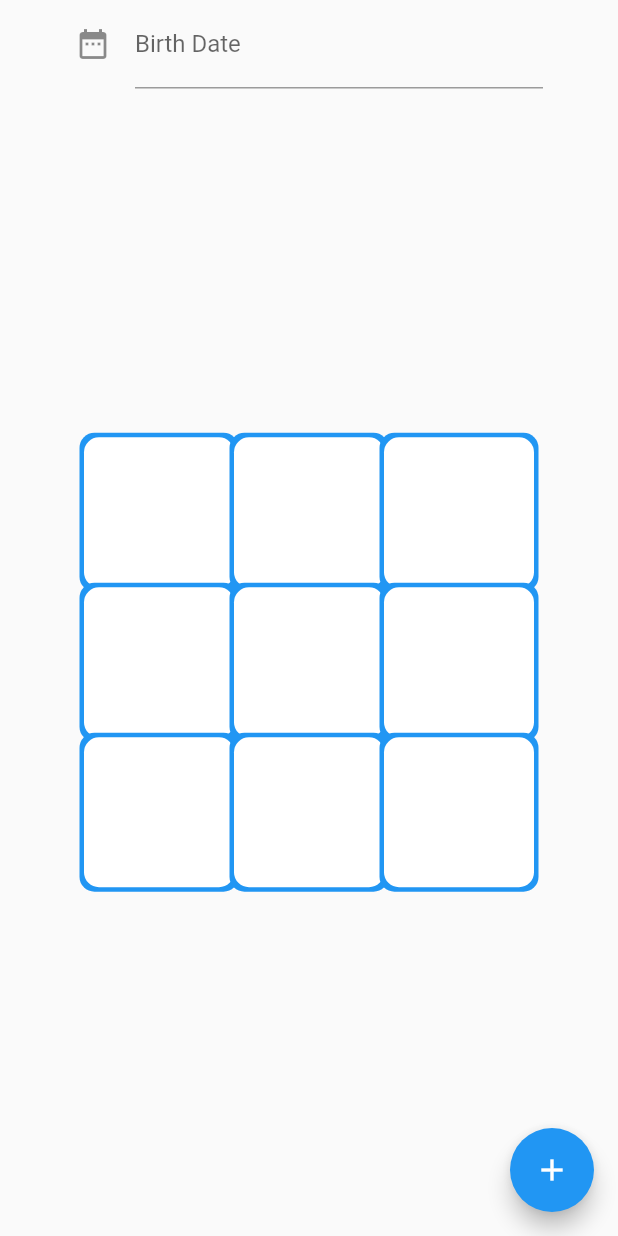
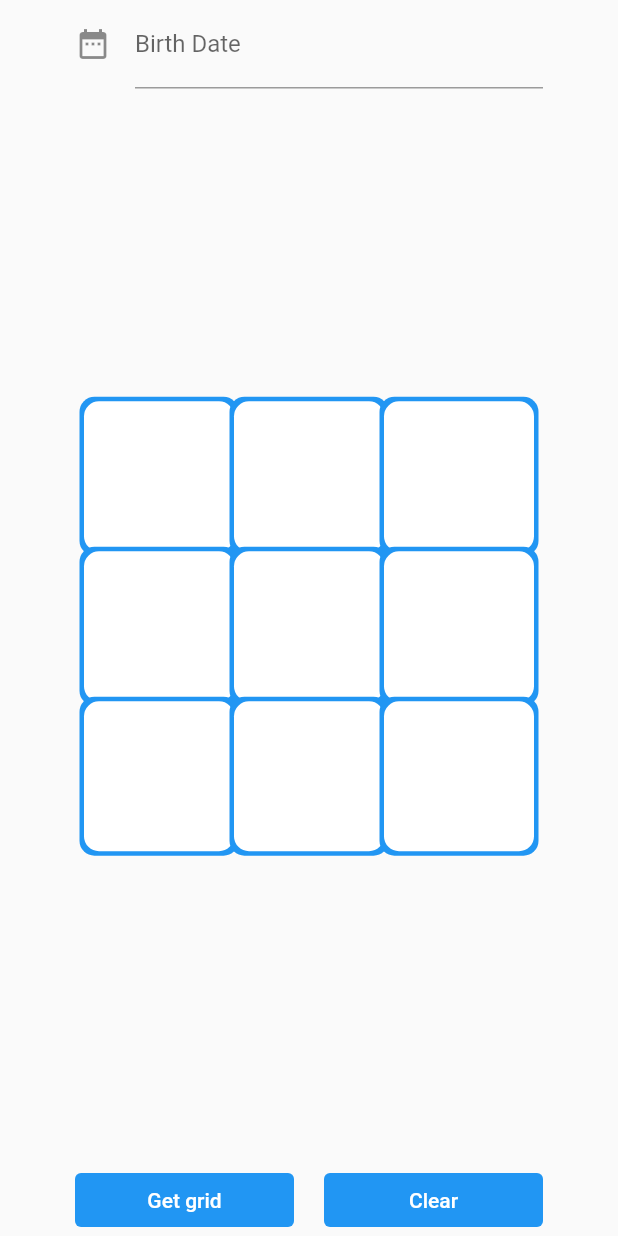
Before and after one commit to kritikarai1910/numero, a Flutter app: the screen it shows after launch, on a phone screen of 412 x 824 dp. Run offline on Flutter 3.47's test engine with Material 2 defaults, Android fonts, the phone set to English and light mode, and no system bars; drawn by our look-alikes of datetime_picker_formfield; missing offline and left inert: dart:html.

Commit message:
Adding clear button

```diff
--- a/lib/main.dart
+++ b/lib/main.dart
@@ -5,7 +5,6 @@ import 'package:flutter/material.dart';
 import 'package:intl/intl.dart';
 import 'package:datetime_picker_formfield/datetime_picker_formfield.dart';
 import 'basic_number.dart';
-
 
 void main() {
   runApp(NumeroApp());
@@ -90,20 +89,20 @@ class _MyHomePageState extends State<MyHomePage> {
 
       _gridList[basicNumber] = _gridList[basicNumber] + basicNumber.toString();
 
-      int destinyNumber = getDestinyNumber(parsedDate.day, parsedDate.month, parsedDate.year);
+      int destinyNumber =
+          getDestinyNumber(parsedDate.day, parsedDate.month, parsedDate.year);
       debugPrint('$destinyNumber');
 
-      _gridList[destinyNumber] = _gridList[destinyNumber] + destinyNumber.toString();
+      _gridList[destinyNumber] =
+          _gridList[destinyNumber] + destinyNumber.toString();
 
-      if(parsedDate.day > 10) {
+      if (parsedDate.day > 10) {
         int dateUnit = getDateUnit(parsedDate.day);
         int dateTens = getDateTens(parsedDate.day);
-
 
         _gridList[dateUnit] = _gridList[dateUnit] + dateUnit.toString();
         _gridList[dateTens] = _gridList[dateTens] + dateTens.toString();
       }
-
 
       _grid1 = _gridList[1];
       _grid2 = _gridList[2];
@@ -115,13 +114,9 @@ class _MyHomePageState extends State<MyHomePage> {
       _grid8 = _gridList[8];
       _grid9 = _gridList[9];
 
-
       debugPrint('$_gridList');
     });
   }
-
-
-
 
   final myController = TextEditingController();
 
@@ -131,8 +126,6 @@ class _MyHomePageState extends State<MyHomePage> {
     myController.dispose();
     super.dispose();
   }
-
-
 
   Row _displayRow() {
     return Row(
@@ -153,10 +146,7 @@ class _MyHomePageState extends State<MyHomePage> {
               BoxShadow(color: Colors.blue, spreadRadius: 3),
             ],
           ),
-              child: Center(
-                  child: Text(
-                      '$_grid3')
-              ),
+          child: Center(child: Text('$_grid3')),
           height: 100,
         )),
         Expanded(
@@ -169,10 +159,7 @@ class _MyHomePageState extends State<MyHomePage> {
               BoxShadow(color: Colors.blue, spreadRadius: 3),
             ],
           ),
-              child: Center(
-                child: Text(
-                  '$_grid1')
-              ),
+          child: Center(child: Text('$_grid1')),
           height: 100,
         )),
         Expanded(
@@ -186,15 +173,13 @@ class _MyHomePageState extends State<MyHomePage> {
             ],
           ),
           height: 100,
-              child: Center(
-                  child: Text(
-                      '$_grid9')
-              ),
+          child: Center(child: Text('$_grid9')),
         )),
       ],
     );
     return rows;
   }
+
   Row _buildSecondRow() {
     Widget rows = Row(
       mainAxisAlignment: MainAxisAlignment.spaceEvenly,
@@ -209,10 +194,7 @@ class _MyHomePageState extends State<MyHomePage> {
             ],
           ),
           //child: Text('$text'),
-              child: Center(
-                  child: Text(
-                      '$_grid6')
-              ),
+          child: Center(child: Text('$_grid6')),
           height: 100,
         )),
         Expanded(
@@ -225,10 +207,7 @@ class _MyHomePageState extends State<MyHomePage> {
               BoxShadow(color: Colors.blue, spreadRadius: 3),
             ],
           ),
-              child: Center(
-                  child: Text(
-                      '$_grid7')
-              ),
+          child: Center(child: Text('$_grid7')),
           height: 100,
         )),
         Expanded(
@@ -242,15 +221,13 @@ class _MyHomePageState extends State<MyHomePage> {
             ],
           ),
           height: 100,
-              child: Center(
-                  child: Text(
-                      '$_grid5')
-              ),
+          child: Center(child: Text('$_grid5')),
         )),
       ],
     );
     return rows;
   }
+
   Row _buildThirdRow() {
     Widget rows = Row(
       mainAxisAlignment: MainAxisAlignment.spaceEvenly,
@@ -265,10 +242,7 @@ class _MyHomePageState extends State<MyHomePage> {
             ],
           ),
           //child: Text('$text'),
-              child: Center(
-                  child: Text(
-                      '$_grid2')
-              ),
+          child: Center(child: Text('$_grid2')),
           height: 100,
         )),
         Expanded(
@@ -281,10 +255,7 @@ class _MyHomePageState extends State<MyHomePage> {
               BoxShadow(color: Colors.blue, spreadRadius: 3),
             ],
           ),
-              child: Center(
-                  child: Text(
-                      '$_grid8')
-              ),
+          child: Center(child: Text('$_grid8')),
           height: 100,
         )),
         Expanded(
@@ -298,24 +269,12 @@ class _MyHomePageState extends State<MyHomePage> {
             ],
           ),
           height: 100,
-              child: Center(
-                  child: Text(
-                      '$_grid4')
-              ),
+          child: Center(child: Text('$_grid4')),
         )),
       ],
     );
     return rows;
   }
-
-
-  Widget datePicker = TextFormField(
-      decoration: const InputDecoration(
-        icon: Icon(Icons.person),
-        hintText: 'What do people call you?',
-        labelText: 'Name *',
-      ));
-
 
   @override
   Widget build(BuildContext context) {
@@ -330,20 +289,22 @@ class _MyHomePageState extends State<MyHomePage> {
         children: [
           Row(
             children: [
-              Column( children: [
+              Column(
+                children: [
                   Container(
                     width: 50,
                   )
-              ],),
-              Expanded(child: Container(
+                ],
+              ),
+              Expanded(
+                  child: Container(
                 child: DateTimeField(
                   format: DateFormat("yyyy-MM-dd"),
                   controller: myController,
                   decoration: const InputDecoration(
                       icon: Icon(Icons.date_range),
                       labelText: "Birth Date",
-                    hoverColor: Colors.blue
-                  ),
+                      hoverColor: Colors.blue),
                   onShowPicker: (context, currentValue) {
                     return showDatePicker(
                         context: context,
@@ -351,14 +312,15 @@ class _MyHomePageState extends State<MyHomePage> {
                         initialDate: currentValue ?? DateTime.now(),
                         lastDate: DateTime(2100));
                   },
-                )
-                ,
+                ),
               )),
-              Column( children: [
+              Column(
+                children: [
                   Container(
                     width: 50,
                   )
-              ],),
+                ],
+              ),
             ],
           ),
           Expanded(
@@ -380,23 +342,50 @@ class _MyHomePageState extends State<MyHomePage> {
                 ))
               ]))
             ]),
+          ),
+          Column(
+            children: [
+              Row(
+                children: [
+                  Container(
+                    width: 50,
+                  ),
+                  Expanded(
+                      child: TextButton(
+                          child: Text("Get grid",
+                              style: TextStyle(color: Colors.white)),
+                          onPressed: _getDate,
+                          style: ButtonStyle(
+                            backgroundColor:
+                                MaterialStateProperty.all<Color>(Colors.blue),
+                          ))),
+                  Container(width: 20),
+                  Expanded(
+                      child: TextButton(
+                    child: Text(
+                      "Clear",
+                      style: TextStyle(color: Colors.white),
+                    ),
+                    style: ButtonStyle(
+                        backgroundColor:
+                            MaterialStateProperty.all(Colors.blue)),
+                  )),
+                  Container(
+                    width: 50,
+                  )
+                ],
+              )
+            ],
           )
         ],
       ),
 
-      floatingActionButton: FloatingActionButton(
-        onPressed: _getDate,
-        // onPressed: () {
-        //   return showDialog(context: context,
-        //       builder: (context) {
-        //       return AlertDialog(
-        //         content: Text(myController.text),
-        //       );
-        //       });
-        // },
-        tooltip: 'Increment',
-        child: Icon(Icons.add),
-      ), // This trailing comma makes auto-formatting nicer for build methods.
+      // floatingActionButton: FloatingActionButton(
+      //   onPressed: _getDate,
+      //   tooltip: 'Get Grid',
+      //   child: Icon(Icons.add),
+      // ),
+      // This trailing comma makes auto-formatting nicer for build methods.
     );
   }
 }
```
Lines whose indentation alone changed are shown as unchanged.
